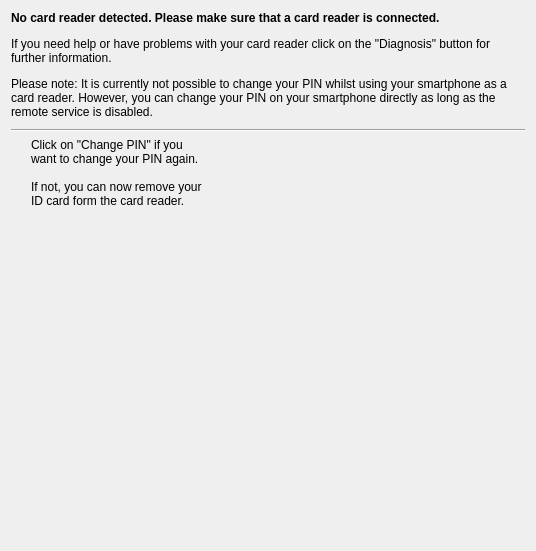
First picture: the form in src/ui/widget/PinSettingsWidget.ui, repository Governikus/AusweisApp, before the edit.
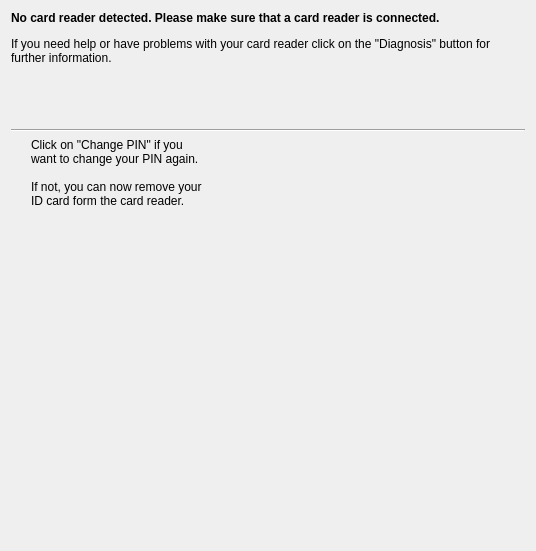
Second picture: the form after the edit. The open tabs and pages were chosen to show the change. Icons and pictures are not drawn. Custom widgets are drawn as their Qt base class.

Patch:
```diff
--- a/src/ui/widget/PinSettingsWidget.ui
+++ b/src/ui/widget/PinSettingsWidget.ui
@@ -317,9 +317,6 @@
 &lt;h4&gt;No card reader detected. Please make sure that a card reader is connected.&lt;/h4&gt;
 &lt;p&gt;If you need help or have problems with your card reader click on the &quot;Diagnosis&quot; button for further information.
 &lt;/p&gt;
-&lt;p&gt;Please note: It is currently not possible to change your PIN whilst using your smartphone as a card reader.
-However, you can change your PIN on your smartphone directly as long as the remote service is disabled.
-&lt;/p&gt;
 &lt;/html&gt;</string>
          </property>
          <property name="alignment">
```
